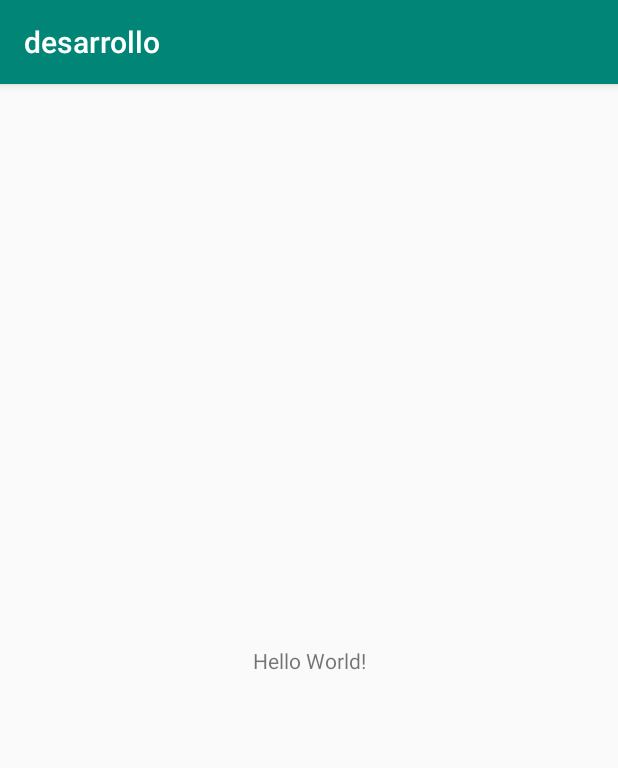
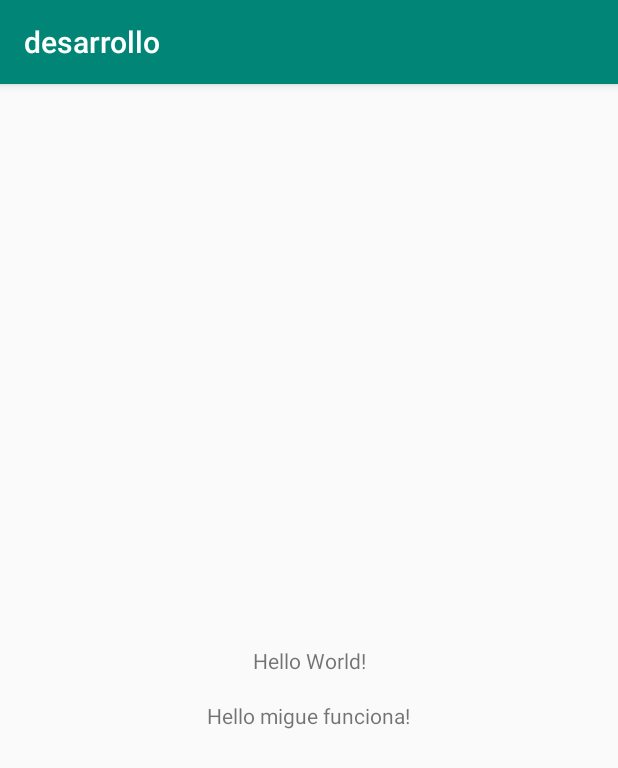
Before and after one commit to todostodo/desarrollo, an Android app: the screen it shows after launch (MainActivity), on a phone screen of 412 x 824 dp. Shown: the top 768 px of the screen. Run offline under Robolectric (Android 15) with nearby library versions, the phone set to English and light mode, and no system bars.

```diff
--- a/app/src/main/res/layout/activity_main.xml
+++ b/app/src/main/res/layout/activity_main.xml
@@ -15,4 +15,15 @@
         app:layout_constraintRight_toRightOf="parent"
         app:layout_constraintTop_toTopOf="parent" />
 
+    <TextView
+        android:layout_width="wrap_content"
+        android:layout_height="wrap_content"
+        android:text="@string/hola"
+        app:layout_constraintBottom_toBottomOf="parent"
+        app:layout_constraintHorizontal_bias="0.498"
+        app:layout_constraintLeft_toLeftOf="parent"
+        app:layout_constraintRight_toRightOf="parent"
+        app:layout_constraintTop_toTopOf="parent"
+        app:layout_constraintVertical_bias="0.549" />
+
 </androidx.constraintlayout.widget.ConstraintLayout>
--- a/app/src/main/res/values/strings.xml
+++ b/app/src/main/res/values/strings.xml
@@ -1,3 +1,4 @@
 <resources>
     <string name="app_name">desarrollo</string>
+    <string name="hola">Hello migue funciona!</string>
 </resources>
```
